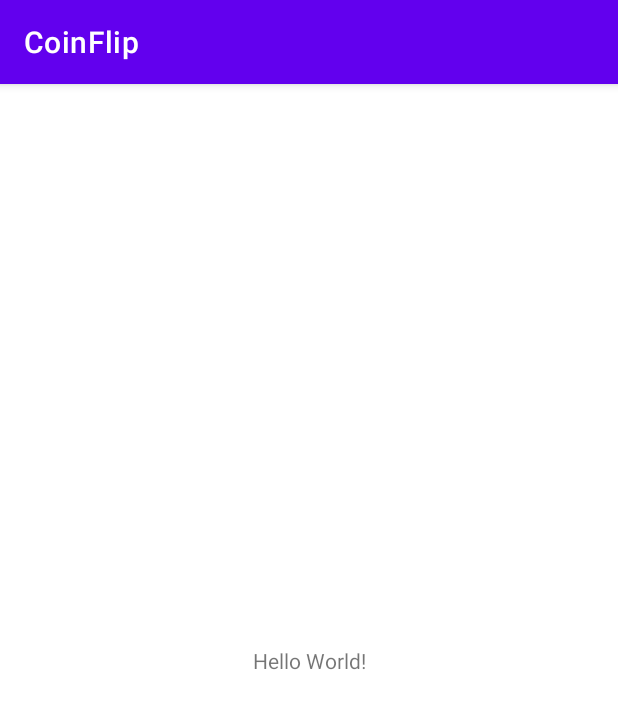
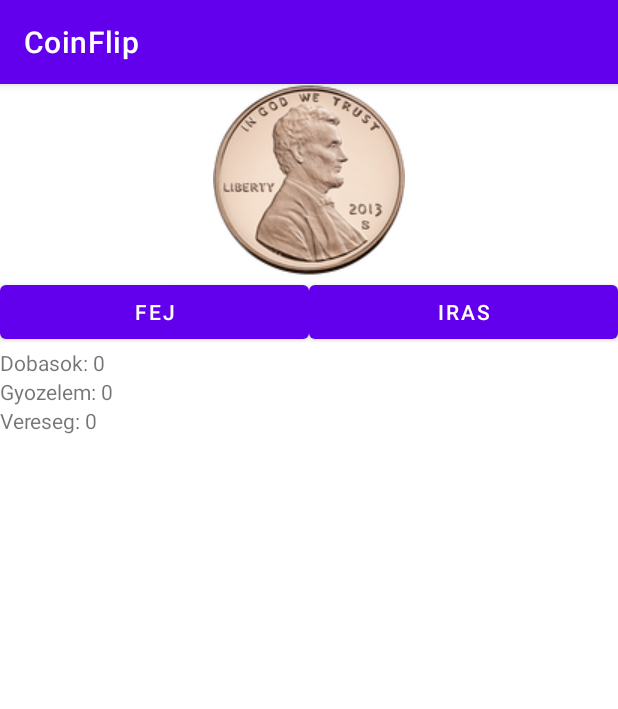
Before and after one commit to egri-richard/EgriDanielRichard_CoinFlip, an Android app: the MainActivity screen opened directly, with no data from a screen before it, on a phone screen of 412 x 824 dp. Shown: the top 709 px of the screen. Run offline under Robolectric (Android 15) with nearby library versions, the phone set to English and light mode, and no system bars.

Commit message:
base layout

```diff
--- a/app/src/main/res/layout/activity_main.xml
+++ b/app/src/main/res/layout/activity_main.xml
@@ -6,13 +6,56 @@
     android:layout_height="match_parent"
     tools:context=".MainActivity">
 
+    <ImageView
+        android:layout_width="match_parent"
+        android:layout_height="wrap_content"
+        android:src="@drawable/heads"
+        android:id="@+id/coinPic"
+        />
+
+    <LinearLayout
+        android:layout_width="match_parent"
+        android:layout_height="wrap_content"
+        android:orientation="horizontal"
+        android:id="@+id/buttonHolder"
+        app:layout_constraintTop_toBottomOf="@+id/coinPic">
+
+            <Button
+                android:layout_width="0dp"
+                android:layout_height="wrap_content"
+                android:layout_weight="1"
+                android:text="Fej"
+                />
+
+            <Button
+                android:layout_width="0dp"
+                android:layout_height="wrap_content"
+                android:layout_weight="1"
+                android:text="Iras"
+                />
+
+    </LinearLayout>
+
+    <TextView
+        android:layout_width="match_parent"
+        android:layout_height="wrap_content"
+        android:text="Dobasok: 0"
+        android:id="@+id/DobasokText"
+        app:layout_constraintTop_toBottomOf="@+id/buttonHolder"
+        />
     <TextView
         android:layout_width="wrap_content"
         android:layout_height="wrap_content"
-        android:text="Hello World!"
-        app:layout_constraintBottom_toBottomOf="parent"
-        app:layout_constraintLeft_toLeftOf="parent"
-        app:layout_constraintRight_toRightOf="parent"
-        app:layout_constraintTop_toTopOf="parent" />
+        android:text="Gyozelem: 0"
+        android:id="@+id/GyozText"
+        app:layout_constraintTop_toBottomOf="@+id/DobasokText"
+        />
+    <TextView
+        android:layout_width="wrap_content"
+        android:layout_height="wrap_content"
+        android:text="Vereseg: 0"
+        android:id="@+id/VesztText"
+        app:layout_constraintTop_toBottomOf="@id/GyozText"
+        />
 
 </androidx.constraintlayout.widget.ConstraintLayout>
```
Also changed, not shown: app/src/main/res/drawable-v24/heads.png (added), app/src/main/res/drawable-v24/tails.png (added).
